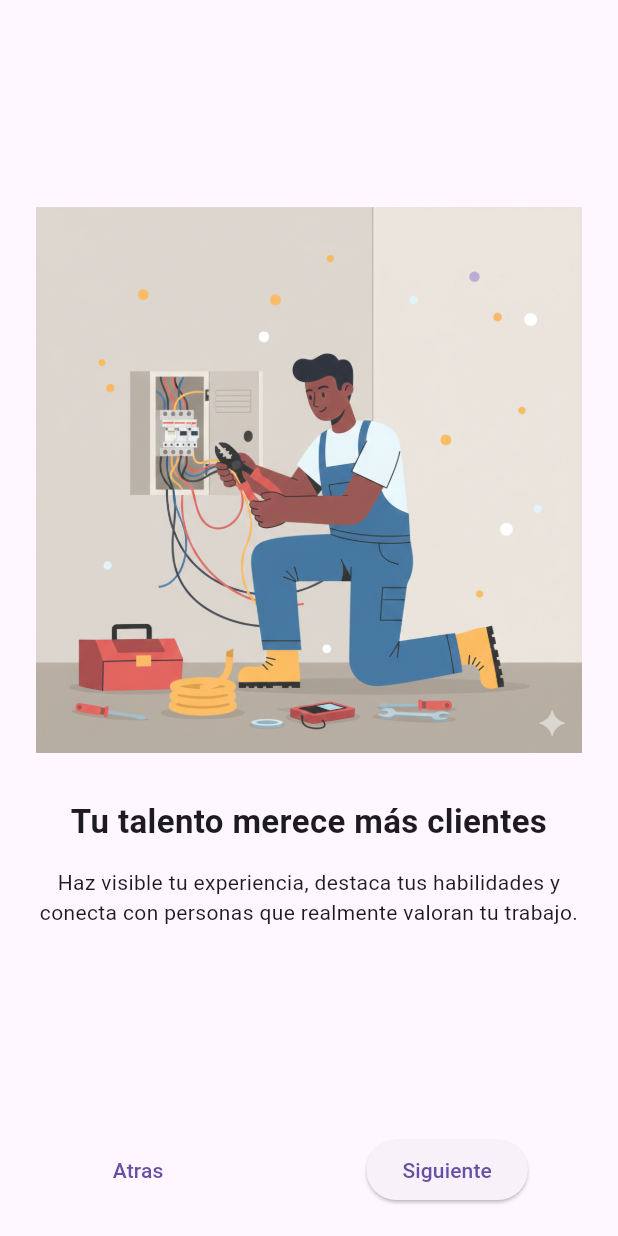
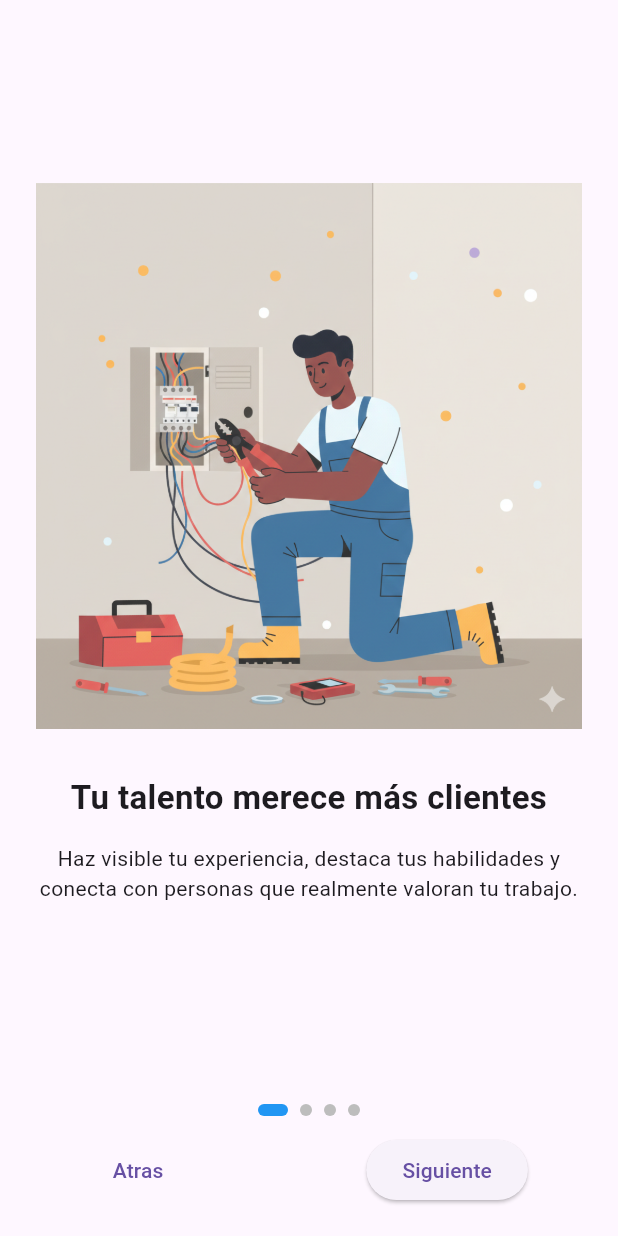
Before and after one commit to Borys1no/JobSy, a Flutter app: the WorkerOnboardingPage screen opened directly, on a phone screen of 412 x 824 dp. Run offline on Flutter 3.47's test engine with Material 3 defaults, Android fonts, the phone set to English and light mode, and no system bars; our stand-ins replace flutter_riverpod, shared_preferences, supabase_flutter; accounts and stored records are empty.

Commit message:
Indicadores de carrusel completado

```diff
--- a/lib/features/worker/presentation/pages/worker_onboarding_page.dart
+++ b/lib/features/worker/presentation/pages/worker_onboarding_page.dart
@@ -112,6 +112,24 @@ class _WorkerOnboardingPageState extends State<WorkerOnboardingPage> {
             ),
           ),
           Row(
+            mainAxisAlignment: MainAxisAlignment.center,
+            children: List.generate(
+              pages.length,
+              (index) => AnimatedContainer(
+                duration: const Duration(milliseconds: 300),
+                margin: const EdgeInsets.symmetric(horizontal: 4, vertical: 12),
+                width: currentIndex == index ? 20 : 8,
+                height: 8,
+                decoration: BoxDecoration(
+                  color: currentIndex == index
+                      ? Colors.blue
+                      : Colors.grey.shade400,
+                  borderRadius: BorderRadius.circular(20),
+                ),
+              ),
+            ),
+          ),
+          Row(
             mainAxisAlignment: MainAxisAlignment.spaceAround,
             children: [
               TextButton(onPressed: previousPage, child: const Text("Atras")),
```
